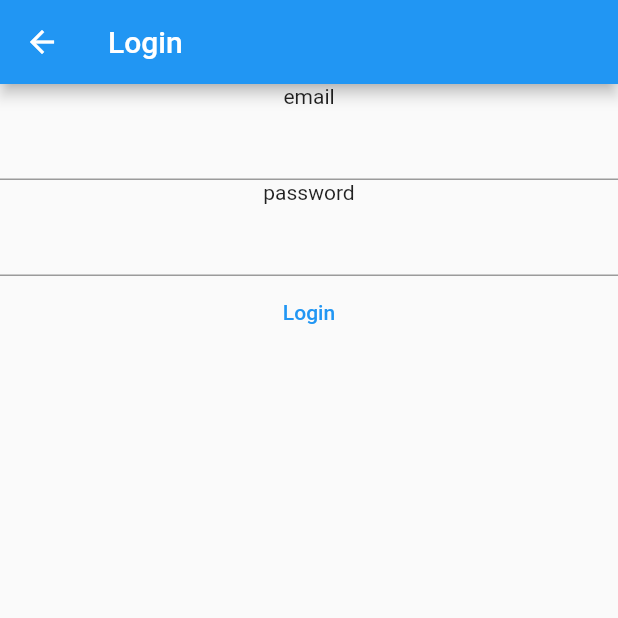
After one commit to nilswilhelm13/flutter_foodtracker, a Flutter app: the LoginScreen screen opened by its route, on a phone screen of 412 x 824 dp, the top half of it. The commit adds this screen. Run offline on Flutter 3.47's test engine with Material 2 defaults, Android fonts, the phone set to English and light mode, and no system bars; our stand-ins replace fl_chart, percent_indicator, shared_preferences; missing offline and left inert: flutter_barcode_scanner; accounts and stored records are empty; network calls fail.

Commit message:
basic login

```diff
--- a/lib/main.dart
+++ b/lib/main.dart
@@ -11,6 +11,7 @@ import 'package:flutter_foodtracker/screens/create_meal.dart';
 import 'package:flutter_foodtracker/screens/dashboard.dart';
 import 'package:flutter_foodtracker/screens/food_details.dart';
 import 'package:flutter_foodtracker/screens/historty.dart';
+import 'package:flutter_foodtracker/screens/login_screen.dart';
 import 'package:flutter_foodtracker/screens/transactions_list.dart';
 import 'package:provider/provider.dart';
 
@@ -43,6 +44,7 @@ class MyApp extends StatelessWidget {
           BarCodeScanner.routeName: (ctx) => BarCodeScanner(),
           CreateFood.routeName: (ctx) => CreateFood(),
           History.routeName: (ctx) => History(),
+          LoginScreen.routeName: (ctx) => LoginScreen(),
         },
       ),
     );
--- a/lib/providers/dashboard_provider.dart
+++ b/lib/providers/dashboard_provider.dart
@@ -4,16 +4,18 @@ import 'package:flutter/material.dart';
 import 'package:flutter_foodtracker/config/http_config.dart';
 import 'package:flutter_foodtracker/models/dashboard_data.dart';
 import 'package:http/http.dart' as http;
+import 'package:shared_preferences/shared_preferences.dart';
 
 class DashboardProvider with ChangeNotifier {
   DashboardData _dashboardData;
 
   Future<void> fetchIntake() async {
+    final prefs = await SharedPreferences.getInstance();
     var url = Uri.https(HttpConfig.baseUrl, 'dashboard');
     try {
       final response = await http.get(url, headers: {
-        'Authorization': HttpConfig.token,
-        'userId': HttpConfig.userId,
+        'Authorization': prefs.getString('token'),
+        'userId': prefs.getString('userId'),
       });
       if (response.statusCode / 100 != 2) {
         throw Exception('fetching failed. status code: ${response.statusCode}');
--- a/lib/providers/search_provider.dart
+++ b/lib/providers/search_provider.dart
@@ -4,16 +4,18 @@ import 'package:flutter/material.dart';
 import 'package:flutter_foodtracker/config/http_config.dart';
 import 'package:flutter_foodtracker/models/food.dart';
 import 'package:http/http.dart' as http;
+import 'package:shared_preferences/shared_preferences.dart';
 
 class SearchProvider with ChangeNotifier {
 
   Future<List<Food>> searchFood(String query) async {
+    final prefs = await SharedPreferences.getInstance();
     var url =
     Uri.https(HttpConfig.baseUrl, 'search');
     try {
       final response = await http.get(url, headers: {
-        'Authorization': HttpConfig.token,
-        'userId': HttpConfig.userId,
+        'Authorization': prefs.getString('token'),
+        'userId': prefs.getString('userId')
       });
       var foodsJSON = json.decode(response.body) as List<dynamic>;
       var result = foodsJSON
--- a/lib/screens/historty.dart
+++ b/lib/screens/historty.dart
@@ -11,6 +11,7 @@ import 'package:flutter_foodtracker/widgets/app_drawer.dart';
 import 'package:flutter_foodtracker/widgets/generic_error_modal.dart';
 import 'package:intl/intl.dart';
 import 'package:http/http.dart' as http;
+import 'package:shared_preferences/shared_preferences.dart';
 
 class History extends StatefulWidget {
   static const String routeName = '/history';
@@ -243,12 +244,13 @@ class HistoryState extends State<History> {
   }
 
   fetchHistory() async {
+    final prefs = await SharedPreferences.getInstance();
     var url = Uri.https(HttpConfig.baseUrl, 'history');
     _isLoading = true;
     try {
       final response = await http.get(url, headers: {
-        'Authorization': HttpConfig.token,
-        'userId': HttpConfig.userId,
+        'Authorization': prefs.getString('token'),
+        'userId': prefs.getString('userId'),
       });
       if (response.statusCode != 200) {
         throw Exception('could fetch history');
--- /dev/null
+++ b/lib/screens/login_screen.dart
@@ -0,0 +1,76 @@
+import 'package:flutter/material.dart';
+import 'package:flutter_foodtracker/config/http_config.dart';
+import 'package:flutter_foodtracker/widgets/generic_error_modal.dart';
+import 'package:shared_preferences/shared_preferences.dart';
+import 'package:http/http.dart' as http;
+import 'package:flutter_foodtracker/screens/dashboard.dart';
+import 'dart:convert';
+
+import 'dashboard.dart';
+class LoginScreen extends StatefulWidget {
+  static const routeName = '/login';
+  @override
+  _LoginScreenState createState() => _LoginScreenState();
+}
+
+class _LoginScreenState extends State<LoginScreen> {
+  String email;
+  String password;
+  String errorString = "";
+  @override
+  Widget build(BuildContext context) {
+    return Scaffold(
+      appBar: AppBar(
+        title: Text('Login'),
+    ),
+      body: Center(
+        child: Column(
+          children: [
+            Text("email"),
+            TextField(
+                onChanged: (content) => {
+                  email = content
+                },
+            ),
+            Text("password"),
+            TextField(
+              onChanged: (content) => {
+                password = content
+              },
+            ),
+            TextButton(onPressed: () => login(context), child: Text("Login"), ),
+            Text(errorString),
+          ],
+        ),
+      )
+    );
+  }
+  void login(BuildContext ctx) async{
+    if (password == '' || email == '')return;
+    var url =
+    Uri.https(HttpConfig.baseUrl, 'login');
+    try {
+      final response = await http.post(url,body: json.encode({
+        'email': email,
+        'password': password
+      }));
+      if (response.statusCode == 200) {
+        // obtain shared preferences
+        final prefs = await SharedPreferences.getInstance();
+        var loginData = json.decode(response.body) as Map<String, dynamic>;
+
+        // set value
+        prefs.setString('token', loginData['token']);
+        prefs.setString('userId', loginData['userId']);
+        Navigator.of(context).pushReplacementNamed(Dashboard.routeName);
+      }
+      setState(() {
+        errorString = response.statusCode.toString();
+      });
+    } catch (error) {
+      showDialog(context: context, builder: (ctx) => GenericErrorModal(error));
+    }
+
+  }
+
+}
--- a/lib/search/food_search.dart
+++ b/lib/search/food_search.dart
@@ -5,6 +5,7 @@ import 'package:flutter_foodtracker/config/http_config.dart';
 import 'package:flutter_foodtracker/models/food.dart';
 import 'package:flutter_foodtracker/models/ingredient.dart';
 import 'package:http/http.dart' as http;
+import 'package:shared_preferences/shared_preferences.dart';
 
 class FoodSearch extends SearchDelegate {
 
@@ -59,12 +60,13 @@ class FoodSearch extends SearchDelegate {
   }
 
   Future<List<Food>> searchFood(String query) async {
+    final prefs = await SharedPreferences.getInstance();
     print('search food ...');
     var url = Uri.https(HttpConfig.baseUrl, 'search/$query');
     try {
       final response = await http.get(url, headers: {
-        'Authorization': HttpConfig.token,
-        'userId': HttpConfig.userId,
+        'Authorization': prefs.getString('token'),
+        'userId': prefs.getString('userId'),
       });
       var foodsJSON = json.decode(response.body) as List<dynamic>;
       print(foodsJSON);
--- a/lib/widgets/app_drawer.dart
+++ b/lib/widgets/app_drawer.dart
@@ -2,6 +2,7 @@ import 'package:flutter/material.dart';
 import 'package:flutter_foodtracker/screens/create_meal.dart';
 import 'package:flutter_foodtracker/screens/dashboard.dart';
 import 'package:flutter_foodtracker/screens/historty.dart';
+import 'package:flutter_foodtracker/screens/login_screen.dart';
 import 'package:flutter_foodtracker/screens/transactions_list.dart';
 
 
@@ -46,6 +47,14 @@ class AppDrawer extends StatelessWidget {
                   .pushReplacementNamed(CreateMeal.routeName);
             },
           ),
+          ListTile(
+            leading: Icon(Icons.login),
+            title: Text('Login'),
+            onTap: () {
+              Navigator.of(context)
+                  .pushReplacementNamed(LoginScreen.routeName);
+            },
+          ),
         ],
       ),
     );
--- a/pubspec.yaml
+++ b/pubspec.yaml
@@ -29,6 +29,7 @@ dependencies:
   percent_indicator: ^3.0.1
   intl: ^0.17.0
   flutter_barcode_scanner: ^1.0.2
+  shared_preferences: ^2.0.6
 
 
   # The following adds the Cupertino Icons font to your application.
```
Also changed, not shown: lib/providers/food_provider.dart (+5 -3 lines), lib/providers/intakes.dart (+4 -3 lines), lib/providers/transactions.dart (+7 -4 lines), lib/screens/create_food.dart (+7 -4 lines), lib/screens/create_meal.dart (+5 -3 lines), lib/screens/food_details.dart (+9 -6 lines), pubspec.lock.
